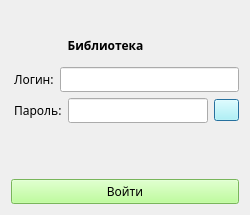
Old version of the form forms/auth.ui in the repository programmister68/coursework_library_db.
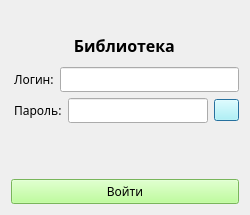
New version of the form. Icons and pictures are not drawn.

The edit to the form file:
```diff
--- a/forms/auth.ui
+++ b/forms/auth.ui
@@ -76,7 +76,7 @@
          <property name="font">
           <font>
            <family>Nunito SemiBold</family>
-           <pointsize>9</pointsize>
+           <pointsize>12</pointsize>
            <weight>75</weight>
            <bold>true</bold>
           </font>
```
